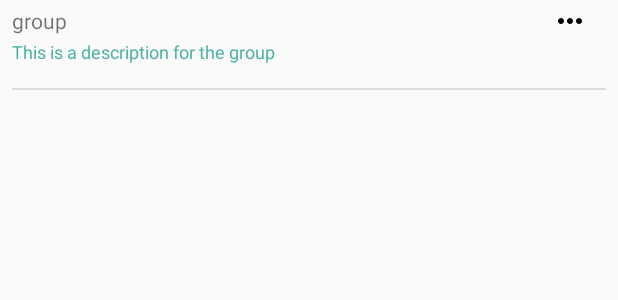
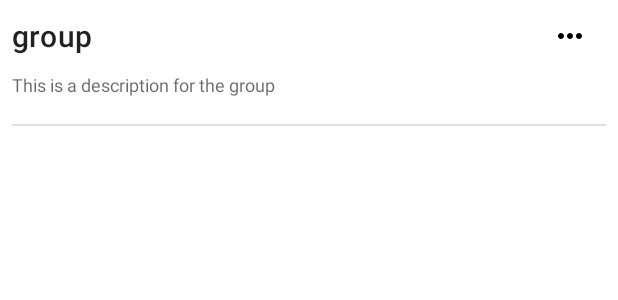
Before and after one commit to mdarwish228/Roomie, an Android app: the layout group.xml on its own in the app's theme, with its tools: preview values and no code run, on a phone screen of 412 x 824 dp. Shown: the top 300 px of the screen. Run offline under Robolectric (Android 15) with nearby library versions, the phone set to English and light mode, and no system bars.

Commit message:
adding styling and navigation to group activity

```diff
--- a/app/src/main/java/com/darwish/roomie/presentation/login/login/LoginFragment.kt
+++ b/app/src/main/java/com/darwish/roomie/presentation/login/login/LoginFragment.kt
@@ -30,7 +30,7 @@ class LoginFragment : Fragment() {
         super.onViewCreated(view, savedInstanceState)
 
         signinButton.setOnClickListener {
-            if (emailEditText.text.isNotEmpty() && passwordEditText.text.isNotEmpty()) {
+            if (emailEditText.text!!.isNotEmpty() && passwordEditText.text!!.isNotEmpty()) {
                 ButtonUtils.disableButtons(Arrays.asList(signinButton, signupButton))
 
                 auth = FirebaseAuth.getInstance()
--- /dev/null
+++ b/app/src/main/res/drawable/ic_people_white_24dp.xml
@@ -0,0 +1,5 @@
+<vector android:height="24dp" android:tint="#FFFFFF"
+    android:viewportHeight="24.0" android:viewportWidth="24.0"
+    android:width="24dp" xmlns:android="http://schemas.android.com/apk/res/android">
+    <path android:fillColor="#FF000000" android:pathData="M16,11c1.66,0 2.99,-1.34 2.99,-3S17.66,5 16,5c-1.66,0 -3,1.34 -3,3s1.34,3 3,3zM8,11c1.66,0 2.99,-1.34 2.99,-3S9.66,5 8,5C6.34,5 5,6.34 5,8s1.34,3 3,3zM8,13c-2.33,0 -7,1.17 -7,3.5L1,19h14v-2.5c0,-2.33 -4.67,-3.5 -7,-3.5zM16,13c-0.29,0 -0.62,0.02 -0.97,0.05 1.16,0.84 1.97,1.97 1.97,3.45L17,19h6v-2.5c0,-2.33 -4.67,-3.5 -7,-3.5z"/>
+</vector>
--- /dev/null
+++ b/app/src/main/res/drawable/ic_people_white_48dp.xml
@@ -0,0 +1,5 @@
+<vector android:height="48dp" android:tint="#FFFFFF"
+    android:viewportHeight="24.0" android:viewportWidth="24.0"
+    android:width="48dp" xmlns:android="http://schemas.android.com/apk/res/android">
+    <path android:fillColor="#FF000000" android:pathData="M16,11c1.66,0 2.99,-1.34 2.99,-3S17.66,5 16,5c-1.66,0 -3,1.34 -3,3s1.34,3 3,3zM8,11c1.66,0 2.99,-1.34 2.99,-3S9.66,5 8,5C6.34,5 5,6.34 5,8s1.34,3 3,3zM8,13c-2.33,0 -7,1.17 -7,3.5L1,19h14v-2.5c0,-2.33 -4.67,-3.5 -7,-3.5zM16,13c-0.29,0 -0.62,0.02 -0.97,0.05 1.16,0.84 1.97,1.97 1.97,3.45L17,19h6v-2.5c0,-2.33 -4.67,-3.5 -7,-3.5z"/>
+</vector>
--- a/app/src/main/res/layout/group.xml
+++ b/app/src/main/res/layout/group.xml
@@ -13,6 +13,7 @@
             android:layout_width="0dp"
             android:layout_height="0dp"
             android:id="@+id/groupName" app:layout_constraintStart_toStartOf="parent" android:layout_marginStart="8dp"
+            style="@style/TextAppearance.MaterialComponents.Headline6"
             tools:text="group"
             app:layout_constraintTop_toTopOf="parent"
             app:layout_constraintBottom_toTopOf="@+id/headerGuideline"
@@ -20,9 +21,9 @@
             android:layout_marginEnd="8dp"
             android:gravity="center_vertical"
             app:layout_constraintHorizontal_bias="0.0"
-            android:layout_marginTop="2dp"/>
+    />
     <ImageView android:id="@+id/moreIcon"
-               android:layout_height="0dp"
+               android:layout_height="wrap_content"
                style="@style/Widget.AppCompat.ActionButton"
                android:layout_width="wrap_content"
                android:src="@drawable/ic_more_horiz_black_24dp"
@@ -30,25 +31,26 @@
                app:layout_constraintTop_toTopOf="parent"
                app:layout_constraintEnd_toEndOf="parent"
                app:layout_constraintBottom_toTopOf="@+id/headerGuideline"
-               android:layout_marginEnd="8dp" android:layout_marginTop="2dp"/>
+               android:layout_marginEnd="8dp"/>
     <androidx.constraintlayout.widget.Guideline
             android:orientation="horizontal"
             android:layout_width="wrap_content"
             android:layout_height="wrap_content" android:id="@+id/headerGuideline"
-            app:layout_constraintGuide_begin="26dp"/>
+            app:layout_constraintGuide_begin="48dp"/>
     <TextView
             tools:text="This is a description for the group"
             android:layout_width="0dp"
             android:layout_height="wrap_content"
             android:gravity="center_vertical"
             android:id="@+id/groupDescription"
+            style="@style/TextAppearance.AppCompat.Caption"
             app:layout_constraintTop_toTopOf="@+id/headerGuideline" app:layout_constraintStart_toStartOf="parent"
             android:layout_marginStart="8dp"
             app:layout_constraintEnd_toEndOf="@+id/groupName"
-            app:layout_constraintHorizontal_bias="0.0" android:textColor="#4EB1A5" android:textSize="12sp"/>
+            app:layout_constraintHorizontal_bias="0.0"/>
     <androidx.recyclerview.widget.RecyclerView
             android:layout_width="wrap_content"
-            android:layout_height="wrap_content" android:layout_marginTop="8dp"
+            android:layout_height="wrap_content" android:layout_marginTop="10dp"
             android:orientation="horizontal"
             app:layout_constraintTop_toBottomOf="@+id/groupDescription"
             app:layout_constraintStart_toStartOf="parent"
--- a/app/src/main/res/values/strings.xml
+++ b/app/src/main/res/values/strings.xml
@@ -28,4 +28,5 @@
     <string name="hello_blank_fragment">Hello blank fragment</string>
     <string name="settings_icon">settings icon</string>
     <string name="user_icon_description">user icon description</string>
+    <string name="profile">Profile</string>
 </resources>
--- a/app/src/main/res/values/styles.xml
+++ b/app/src/main/res/values/styles.xml
@@ -1,14 +1,13 @@
 <resources>
 
     <!-- Base application theme. -->
-    <style name="AppTheme" parent="Theme.AppCompat.Light.NoActionBar">
-        <!-- Customize your theme here. -->
+    <style name="AppTheme" parent="Theme.MaterialComponents.Light.NoActionBar">
         <item name="colorPrimary">@color/colorPrimary</item>
         <item name="colorPrimaryDark">@color/colorPrimaryDark</item>
         <item name="colorAccent">@color/colorAccent</item>
     </style>
 
-    <style name="SplashTheme" parent="Theme.AppCompat.Light.NoActionBar">
+    <style name="SplashTheme" parent="AppTheme">
         <item name="android:windowBackground">@drawable/splashscreen</item>
     </style>
 
```
Also changed, not shown: app/src/main/java/com/darwish/roomie/presentation/main/MainActivity.kt (+26 -0 lines), app/src/main/res/layout/activity_main.xml (+12 -1 lines), app/src/main/res/layout/fragment_login.xml (+6 -8 lines), app/src/main/res/menu/toolbar.xml (added, +11 -0 lines).
